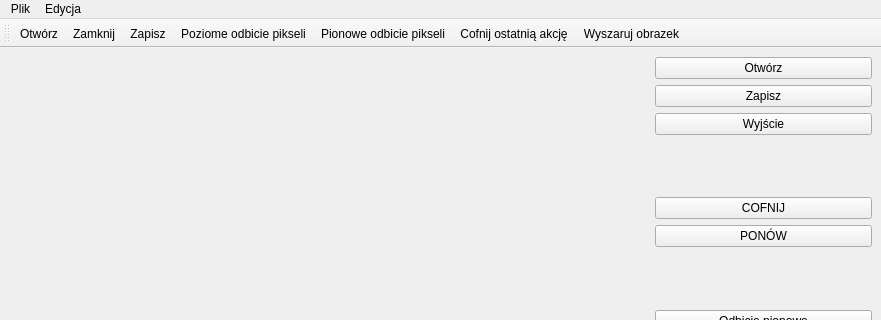
Old version of the form 10/5/undomainwin.ui in the repository jurikimurik/QT__introduction_exercises; both pictures show x 0 to 881 and y 0 to 320 of the 881 by 618 pixel window.
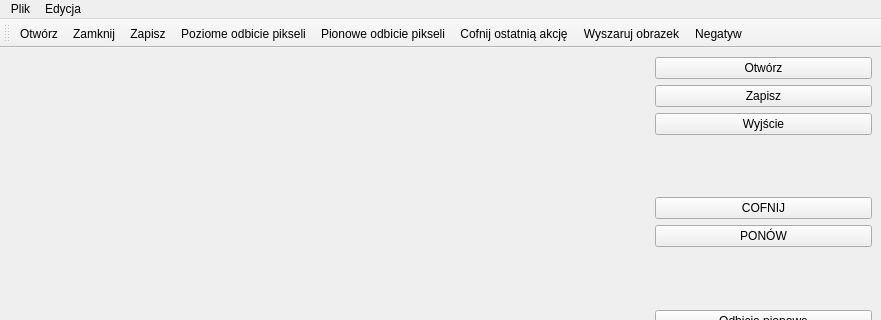
New version of the form.

Commit message: 10.5.1.1: Negate is now ready.

Diff of the .ui file:
```diff
--- a/10/5/undomainwin.ui
+++ b/10/5/undomainwin.ui
@@ -272,6 +272,7 @@
    <addaction name="actionVertical_Mirror"/>
    <addaction name="actionUndo_The_Last_Action"/>
    <addaction name="actionMonochrome"/>
+   <addaction name="actionNegate"/>
   </widget>
   <action name="actionOpen">
    <property name="text">
@@ -345,6 +346,14 @@
     <string>Zrob obrazek monochromicznym</string>
    </property>
   </action>
+  <action name="actionNegate">
+   <property name="text">
+    <string>Negatyw</string>
+   </property>
+   <property name="toolTip">
+    <string>Zrob negatyw obrazka</string>
+   </property>
+  </action>
  </widget>
  <resources/>
  <connections>
```
Left out of the diff: 19 changed lines with no effect on the pictures. The commit also changes 4 other files.
